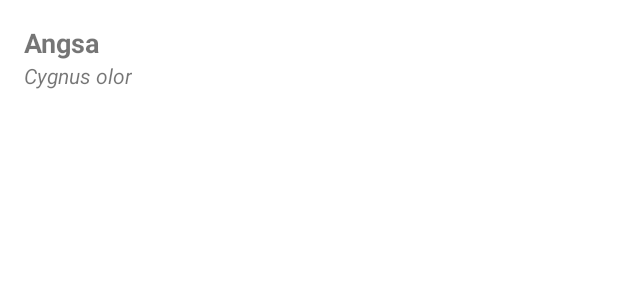
After one commit to D3IF-Cool/4302-galeri-hewan-MuhammadEkaBakhtiar, an Android app: the layout list_item.xml on its own in the app's theme, with its tools: preview values and no code run, on a phone screen of 412 x 824 dp. The commit adds this screen. Shown: the top 300 px of the screen. Run offline under Robolectric (Android 15) with nearby library versions, the phone set to English and light mode, and no system bars.

Commit message:
Membuat layout untuk list

```diff
--- /dev/null
+++ b/app/src/main/res/layout/list_item.xml
@@ -0,0 +1,30 @@
+<?xml version="1.0" encoding="utf-8"?>
+<androidx.constraintlayout.widget.ConstraintLayout xmlns:android="http://schemas.android.com/apk/res/android"
+    xmlns:app="http://schemas.android.com/apk/res-auto"
+    xmlns:tools="http://schemas.android.com/tools"
+    android:layout_width="match_parent"
+    android:layout_height="wrap_content">
+
+    <TextView
+        android:id="@+id/namaTextView"
+        android:layout_width="wrap_content"
+        android:layout_height="wrap_content"
+        android:layout_marginStart="16dp"
+        android:layout_marginTop="16dp"
+        android:textSize="18sp"
+        android:textStyle="bold"
+        app:layout_constraintStart_toStartOf="parent"
+        app:layout_constraintTop_toTopOf="parent"
+        tools:text="Angsa"/>
+
+    <TextView
+        android:id="@+id/latinTextView"
+        android:layout_width="wrap_content"
+        android:layout_height="wrap_content"
+        android:layout_marginBottom="16dp"
+        android:textStyle="italic"
+        app:layout_constraintBottom_toBottomOf="parent"
+        app:layout_constraintStart_toStartOf="@+id/namaTextView"
+        app:layout_constraintTop_toBottomOf="@+id/namaTextView"
+        tools:text="Cygnus olor"/>
+</androidx.constraintlayout.widget.ConstraintLayout>
--- a/app/src/main/res/values/strings.xml
+++ b/app/src/main/res/values/strings.xml
@@ -1,3 +1,5 @@
 <resources>
     <string name="app_name">Galeri Hewan</string>
+    <string name="angsa">Angsa</string>
+    <string name="cygnus">Cygnus olor</string>
 </resources>
```
Also changed, not shown: app/src/main/res/layout/activity_main.xml (+6 -13 lines).
